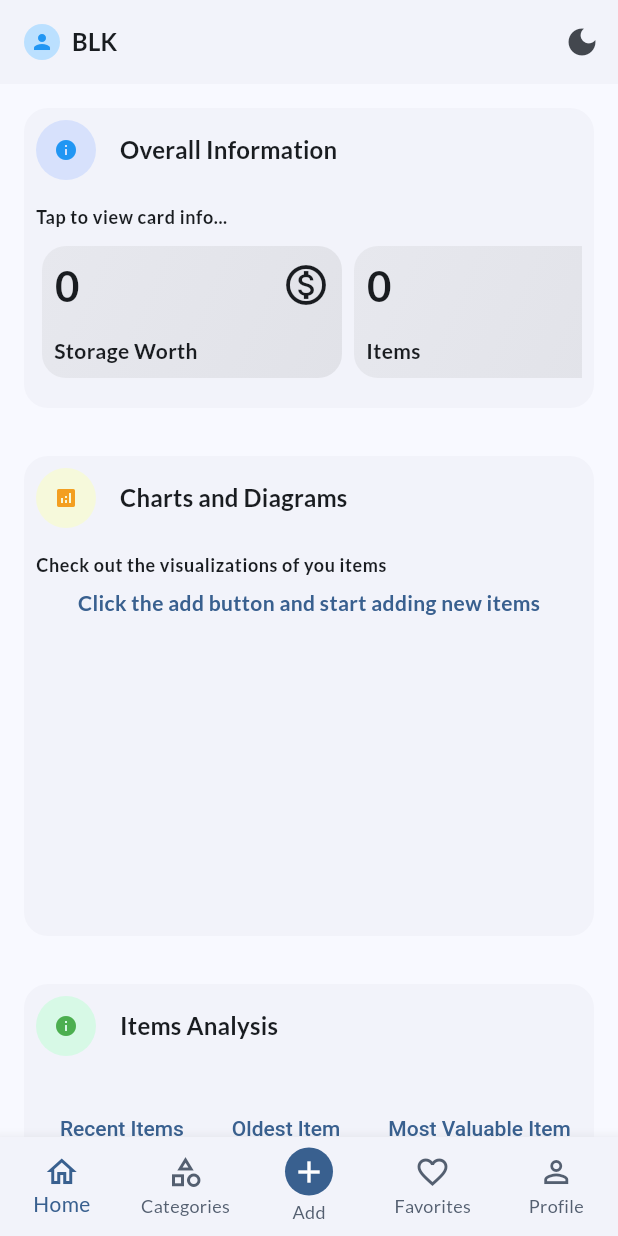
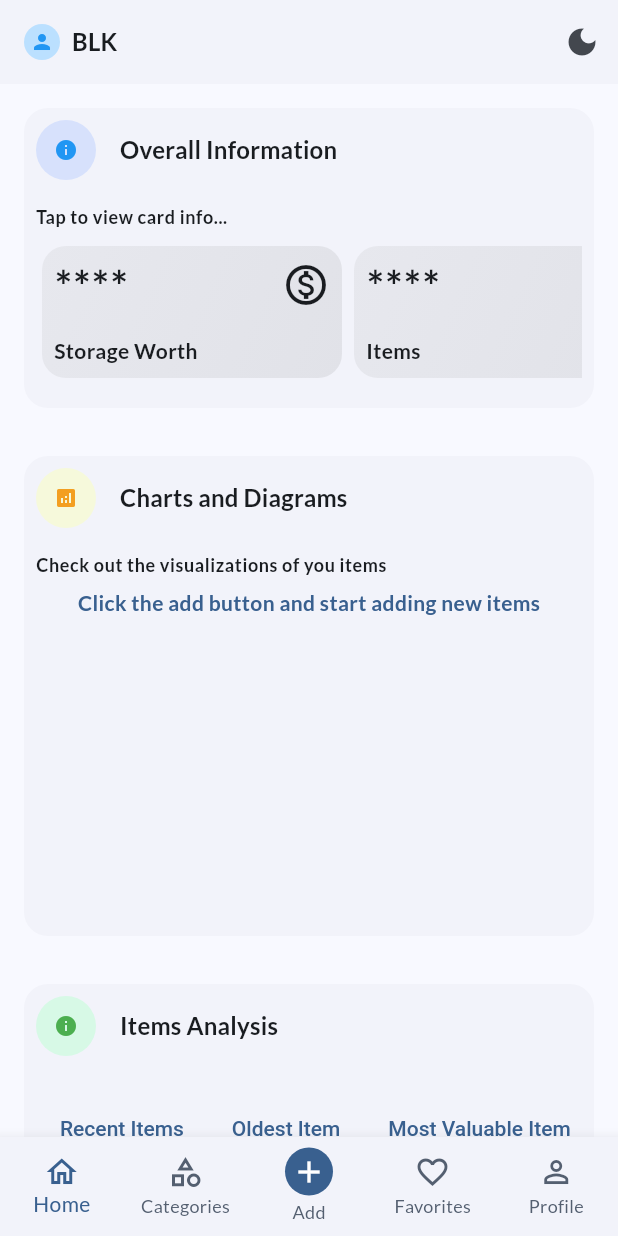
Before and after one commit to faruqonaayo/ethircle_blk_app, a Flutter app: the screen it shows after launch, on a phone screen of 412 x 824 dp. Run offline on Flutter 3.47's test engine with Material 3 defaults, Android fonts, the phone set to English and light mode, and no system bars; our stand-ins replace fl_chart, flutter_colorpicker, flutter_riverpod, google_fonts, image_picker, sqflite; accounts and stored records are empty.

Commit message:
feat: Implement smooth transition animations in CategoriesScreen, CategoryDetailsScreen, HomeScreen, and InformationCard for enhanced user experience

```diff
--- a/lib/screens/home_screen.dart
+++ b/lib/screens/home_screen.dart
@@ -16,7 +16,11 @@ class HomeScreen extends ConsumerWidget {
     final categories = ref.watch(categoriesProvider);
     final favorites = items.where((item) => item.isFavorite).toList();
 
-    return ListView(
+    return TweenAnimationBuilder(
+      duration: Duration(milliseconds: 800),
+      curve: Curves.easeInCubic,
+      tween: Tween(begin: 64.0, end: 0.0),
+      child: ListView(
         padding: EdgeInsets.all(16),
         children: [
           OverallInformation(
@@ -33,6 +37,12 @@ class HomeScreen extends ConsumerWidget {
           const SizedBox(height: 32),
           ItemsAnalysis(items),
         ],
+      ),
+
+      builder: (_, value, myChild) => Padding(
+        padding: EdgeInsetsGeometry.only(top: value),
+        child: myChild,
+      ),
     );
   }
 }
--- a/lib/widgets/information_card.dart
+++ b/lib/widgets/information_card.dart
@@ -25,13 +25,16 @@ class _InformationCardState extends State<InformationCard> {
 
     return Card(
       elevation: 0,
+
       child: GestureDetector(
         onTap: () {
           setState(() {
             _active = !_active;
           });
         },
-        child: Container(
+        child: AnimatedContainer(
+          duration: Duration(milliseconds: 500),
+          curve: Curves.easeInOutCubic,
           height: 96,
           width: 200,
           padding: const EdgeInsets.all(8),
@@ -58,7 +61,7 @@ class _InformationCardState extends State<InformationCard> {
                 crossAxisAlignment: CrossAxisAlignment.center,
                 children: [
                   Text(
-                    widget.value.toString(),
+                    _active ? widget.value.toString() : "****",
                     style: textTheme.headlineMedium!.copyWith(
                       fontWeight: FontWeight.bold,
                       letterSpacing: 1.2,
```
Also changed, not shown: lib/screens/categories_screen.dart (+10 -1 lines), lib/screens/category_details_screen.dart (+11 -1 lines). Lines whose indentation alone changed are shown as unchanged.
